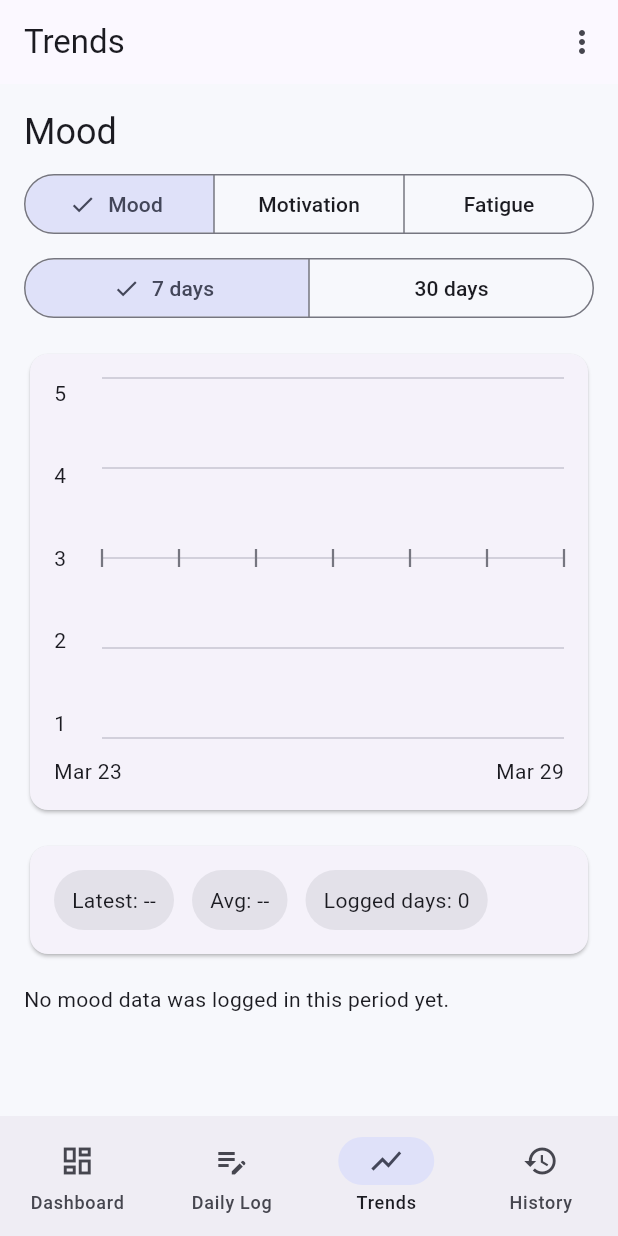
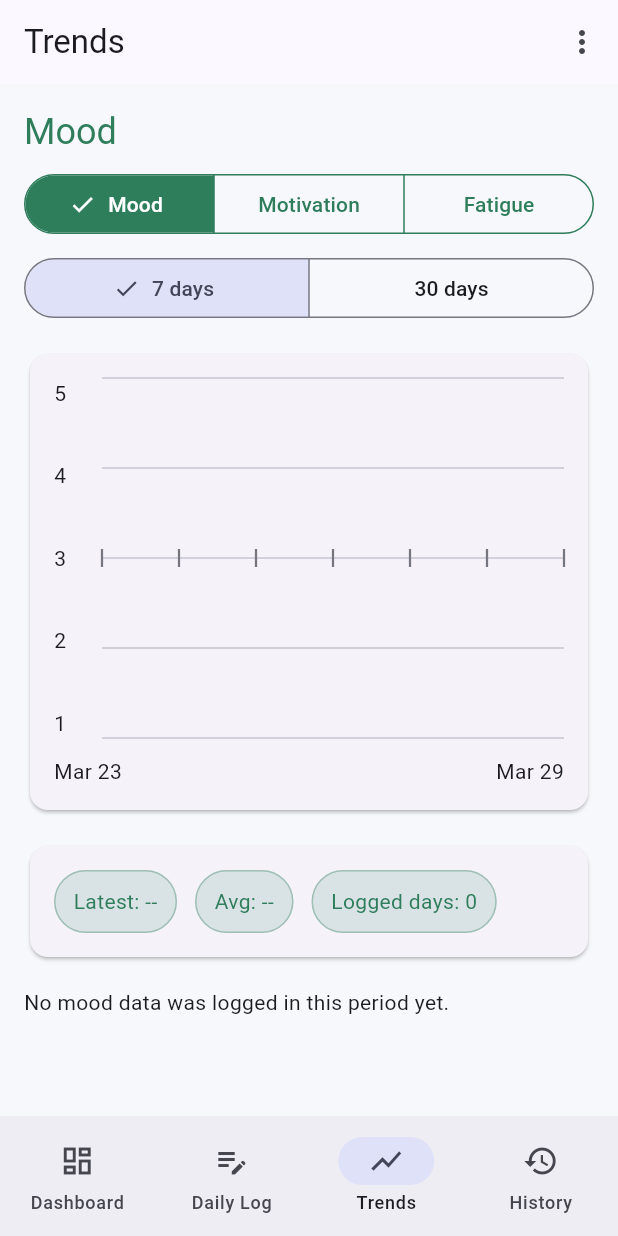
Before and after one commit to EriMidorikawa/mood_tracker, a Flutter app: the screen it shows after launch, item 3 of the bottom bar chosen, on a phone screen of 412 x 824 dp. Run offline on Flutter 3.47's test engine with Material 3 defaults, Android fonts, the phone set to English and light mode, and no system bars; our stand-ins replace shared_preferences.

Commit message:
Add color-coded styling for metric switching in trends

```diff
--- a/lib/features/trends/trends_page.dart
+++ b/lib/features/trends/trends_page.dart
@@ -20,6 +20,7 @@ class _TrendsPageState extends State<TrendsPage> {
 
   @override
   Widget build(BuildContext context) {
+    final metricColor = _selectedMetric.color;
     final points = _buildMetricPoints(
       entries: widget.entries,
       days: _selectedDays,
@@ -44,10 +45,31 @@ class _TrendsPageState extends State<TrendsPage> {
         children: [
           Text(
             _selectedMetric.label,
-            style: Theme.of(context).textTheme.headlineSmall,
+            style: Theme.of(context).textTheme.headlineSmall?.copyWith(
+                  color: metricColor,
+                ),
           ),
           const SizedBox(height: 8),
           SegmentedButton<_TrendMetric>(
+            style: ButtonStyle(
+              foregroundColor: WidgetStateProperty.resolveWith((states) {
+                if (states.contains(WidgetState.selected)) {
+                  return Colors.white;
+                }
+
+                return metricColor;
+              }),
+              backgroundColor: WidgetStateProperty.resolveWith((states) {
+                if (states.contains(WidgetState.selected)) {
+                  return metricColor;
+                }
+
+                return null;
+              }),
+              side: WidgetStatePropertyAll(
+                BorderSide(color: metricColor),
+              ),
+            ),
             segments: _trendMetrics
                 .map(
                   (metric) => ButtonSegment<_TrendMetric>(
@@ -85,7 +107,10 @@ class _TrendsPageState extends State<TrendsPage> {
                 children: [
                   SizedBox(
                     height: 240,
-                    child: _MetricChart(points: points),
+                    child: _MetricChart(
+                      points: points,
+                      accentColor: metricColor,
+                    ),
                   ),
                   const SizedBox(height: 12),
                   Row(
@@ -107,16 +132,19 @@ class _TrendsPageState extends State<TrendsPage> {
                 runSpacing: 12,
                 children: [
                   _SummaryPill(
+                    accentColor: metricColor,
                     label: 'Latest',
                     value: latestValue == null ? '--' : '$latestValue',
                   ),
                   _SummaryPill(
+                    accentColor: metricColor,
                     label: 'Avg',
                     value: averageValue == null
                         ? '--'
                         : averageValue.toStringAsFixed(1),
                   ),
                   _SummaryPill(
+                    accentColor: metricColor,
                     label: 'Logged days',
                     value: '${loggedValues.length}',
                   ),
@@ -140,9 +168,11 @@ class _TrendsPageState extends State<TrendsPage> {
 class _MetricChart extends StatelessWidget {
   const _MetricChart({
     required this.points,
+    required this.accentColor,
   });
 
   final List<_MetricPoint> points;
+  final Color accentColor;
 
   @override
   Widget build(BuildContext context) {
@@ -168,6 +198,7 @@ class _MetricChart extends StatelessWidget {
             painter: _MetricChartPainter(
               points: points,
               colorScheme: Theme.of(context).colorScheme,
+              accentColor: accentColor,
             ),
             child: const SizedBox.expand(),
           ),
@@ -181,10 +212,12 @@ class _MetricChartPainter extends CustomPainter {
   const _MetricChartPainter({
     required this.points,
     required this.colorScheme,
+    required this.accentColor,
   });
 
   final List<_MetricPoint> points;
   final ColorScheme colorScheme;
+  final Color accentColor;
 
   @override
   void paint(Canvas canvas, Size size) {
@@ -192,12 +225,12 @@ class _MetricChartPainter extends CustomPainter {
       ..color = colorScheme.outlineVariant
       ..strokeWidth = 1;
     final linePaint = Paint()
-      ..color = colorScheme.primary
+      ..color = accentColor
       ..strokeWidth = 3
       ..style = PaintingStyle.stroke
       ..strokeCap = StrokeCap.round;
     final pointPaint = Paint()
-      ..color = colorScheme.primary
+      ..color = accentColor
       ..style = PaintingStyle.fill;
     final missingPaint = Paint()
       ..color = colorScheme.outline
@@ -251,16 +284,19 @@ class _MetricChartPainter extends CustomPainter {
   @override
   bool shouldRepaint(covariant _MetricChartPainter oldDelegate) {
     return oldDelegate.points != points ||
-        oldDelegate.colorScheme != colorScheme;
+        oldDelegate.colorScheme != colorScheme ||
+        oldDelegate.accentColor != accentColor;
   }
 }
 
 class _SummaryPill extends StatelessWidget {
   const _SummaryPill({
+    required this.accentColor,
     required this.label,
     required this.value,
   });
 
+  final Color accentColor;
   final String label;
   final String value;
 
@@ -269,10 +305,14 @@ class _SummaryPill extends StatelessWidget {
     return Container(
       padding: const EdgeInsets.symmetric(horizontal: 12, vertical: 10),
       decoration: BoxDecoration(
-        color: Theme.of(context).colorScheme.surfaceContainerHighest,
+        color: accentColor.withValues(alpha: 0.14),
         borderRadius: BorderRadius.circular(999),
+        border: Border.all(color: accentColor.withValues(alpha: 0.35)),
       ),
-      child: Text('$label: $value'),
+      child: Text(
+        '$label: $value',
+        style: TextStyle(color: accentColor),
+      ),
     );
   }
 }
@@ -291,16 +331,30 @@ class _TrendMetric {
   const _TrendMetric({
     required this.key,
     required this.label,
+    required this.color,
   });
 
   final String key;
   final String label;
+  final Color color;
 }
 
 const _trendMetrics = <_TrendMetric>[
-  _TrendMetric(key: 'mood', label: 'Mood'),
-  _TrendMetric(key: 'motivation', label: 'Motivation'),
-  _TrendMetric(key: 'fatigue', label: 'Fatigue'),
+  _TrendMetric(
+    key: 'mood',
+    label: 'Mood',
+    color: Color(0xFF2E7D5B),
+  ),
+  _TrendMetric(
+    key: 'motivation',
+    label: 'Motivation',
+    color: Color(0xFF2F6FDB),
+  ),
+  _TrendMetric(
+    key: 'fatigue',
+    label: 'Fatigue',
+    color: Color(0xFFC56A1A),
+  ),
 ];
 
 List<_MetricPoint> _buildMetricPoints({
```
